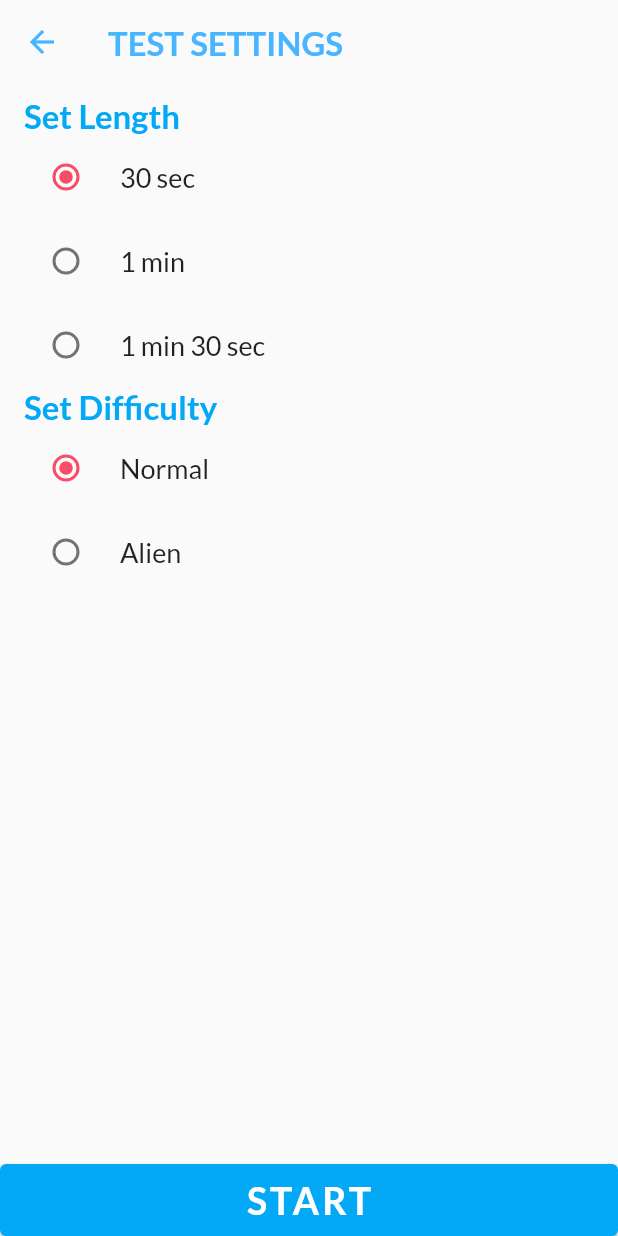
After one commit to original-subbaman/typing_game, a Flutter app: the TestSetting screen opened by its route, on a phone screen of 412 x 824 dp. The commit adds this screen. Run offline on Flutter 3.47's test engine with Material 2 defaults, Android fonts, the phone set to English and light mode, and no system bars; our stand-ins replace animated_text_kit, auto_size_text, cloud_firestore, firebase_auth, firebase_core, google_fonts and 1 more; missing offline and left inert: random_words; accounts and stored records are empty.

Commit message:
1. Added Setting Page 2. Changed FAB icon

```diff
--- /dev/null
+++ b/lib/model/test_settings.dart
@@ -0,0 +1,5 @@
+class TestSettings{
+  int difficulty;
+  int testLength;
+  TestSettings({this.difficulty, this.testLength});
+}
--- /dev/null
+++ b/lib/screens/test_settings.dart
@@ -0,0 +1,179 @@
+import 'package:flutter/cupertino.dart';
+import 'package:flutter/material.dart';
+import 'package:google_fonts/google_fonts.dart';
+import 'package:thumbing/screens/typing_test_screen.dart';
+import 'package:thumbing/utility/constants.dart';
+
+import '../model/test_settings.dart';
+
+class TestSetting extends StatefulWidget {
+  static const String kTestSetting = "kTestSetting";
+
+  @override
+  State<TestSetting> createState() => _TestSettingState();
+}
+
+class _TestSettingState extends State<TestSetting> {
+  int selectedLength = 30;
+  int difficulty = 1;
+
+  @override
+  Widget build(BuildContext context) {
+    return SafeArea(
+      child: Scaffold(
+        appBar: AppBar(
+          backgroundColor: Colors.transparent,
+          elevation: 0.0,
+          iconTheme: IconThemeData(
+            color: kLightBlueAccent,
+          ),
+          title: Text(
+            'TEST SETTINGS',
+            style: GoogleFonts.lato(
+                fontSize: 22.0,
+                color: kLightBlueAccent,
+                fontWeight: FontWeight.bold),
+          ),
+        ),
+        body: Column(
+          crossAxisAlignment: CrossAxisAlignment.stretch,
+          mainAxisAlignment: MainAxisAlignment.spaceBetween,
+          children: [
+            Padding(
+              padding: const EdgeInsets.all(8.0),
+              child: Column(
+                mainAxisSize: MainAxisSize.min,
+                children: [
+                  ListView(
+                    shrinkWrap: true,
+                    children: [
+                      SettingTitleText(
+                        titleText: 'Set Length',
+                      ),
+                      RadioListTile(
+                          value: 30,
+                          activeColor: kFABColor,
+                          title: RadioLabel(labelText: '30 sec'),
+                          groupValue: selectedLength,
+                          onChanged: (value) =>
+                              setState(() => selectedLength = value)),
+                      RadioListTile(
+                          title: RadioLabel(
+                            labelText: '1 min',
+                          ),
+                          value: 60,
+                          activeColor: kFABColor,
+                          groupValue: selectedLength,
+                          onChanged: (value) =>
+                              setState(() => selectedLength = value)),
+                      RadioListTile(
+                          title: RadioLabel(
+                            labelText: '1 min 30 sec',
+                          ),
+                          value: 90,
+                          activeColor: kFABColor,
+                          groupValue: selectedLength,
+                          onChanged: (value) =>
+                              setState(() => selectedLength = value)),
+                    ],
+                  ),
+                  ListView(
+                    shrinkWrap: true,
+                    children: [
+                      SettingTitleText(titleText: 'Set Difficulty'),
+                      RadioListTile(
+                          title: RadioLabel(
+                            labelText: 'Normal',
+                          ),
+                          value: 1,
+                          groupValue: difficulty,
+                          activeColor: kFABColor,
+                          onChanged: (value) =>
+                              setState(() => difficulty = value)),
+                      RadioListTile(
+                          value: 10,
+                          title: RadioLabel(
+                            labelText: 'Alien',
+                          ),
+                          groupValue: difficulty,
+                          activeColor: kFABColor,
+                          onChanged: (value) =>
+                              setState(() => difficulty = value)),
+                    ],
+                  ),
+                ],
+              ),
+            ),
+            ElevatedButton(
+              onPressed: (){
+                Navigator.pop(context);
+                Navigator.push(
+                  context,
+                  MaterialPageRoute(builder: (context) {
+                    TestSettings currentSetting = TestSettings(difficulty: difficulty, testLength: selectedLength);
+                    return TypingTestScreen(currentSetting);
+                  }),
+                );
+              },
+              style: ElevatedButton.styleFrom(
+                onPrimary: Colors.white,
+                primary: Colors.lightBlue,
+                minimumSize: Size(double.maxFinite, 48),
+              ),
+              child: Text(
+                'START',
+                style: GoogleFonts.lato(
+                  fontSize: 25.0,
+                  letterSpacing: 2.0,
+                  fontWeight: FontWeight.bold,
+                ),
+              ),
+            ),
+          ],
+        ),
+      ),
+    );
+  }
+}
+
+class RadioLabel extends StatelessWidget {
+  String labelText;
+
+  RadioLabel({this.labelText});
+
+  @override
+  Widget build(BuildContext context) {
+    return Text(
+      labelText,
+      style: GoogleFonts.lato(
+        fontWeight: FontWeight.w500,
+        fontSize: 18.0,
+      ),
+    );
+  }
+}
+
+class SettingTitleText extends StatelessWidget {
+  String titleText;
+
+  SettingTitleText({
+    this.titleText,
+  });
+
+  @override
+  Widget build(BuildContext context) {
+    return Padding(
+      padding: const EdgeInsets.only(left: 8.0),
+      child: Text(
+        titleText,
+        textAlign: TextAlign.left,
+        style: GoogleFonts.lato(
+          textStyle: TextStyle(
+              fontSize: 22.0,
+              color: Colors.lightBlue,
+              fontWeight: FontWeight.bold),
+        ),
+      ),
+    );
+  }
+}
--- a/pubspec.yaml
+++ b/pubspec.yaml
@@ -32,7 +32,6 @@ dependencies:
   scrollable_positioned_list: ^0.1.10
   google_fonts: ^2.1.0
   timer_count_down: ^2.2.0
-  fl_chart: ^0.40.0
   auto_size_text: ^2.1.0
   animated_text_kit: ^4.2.1
   firebase_core: ^1.7.0
@@ -60,7 +59,7 @@ flutter:
   #   - images/a_dot_burr.jpeg
   #   - images/a_dot_ham.jpeg
   assets:
-    - assets/text/test1.txt
+    - assets/icons/
     - assets/images/
     - assets/fonts/
 
```
Also changed, not shown: lib/main.dart (+2 -6 lines), lib/model/line_titles.dart (deleted, +0 -38 lines), lib/screens/expanded_acc_screen.dart (deleted, +0 -92 lines), lib/screens/expanded_wpm_screen.dart (deleted, +0 -90 lines), lib/screens/home_screen.dart (+6 -57 lines), lib/screens/typing_test_screen.dart (+9 -2 lines), lib/widgets/line_chart_widget.dart (deleted, +0 -94 lines), assets/icons/letter-t-.png (added), pubspec.lock.
